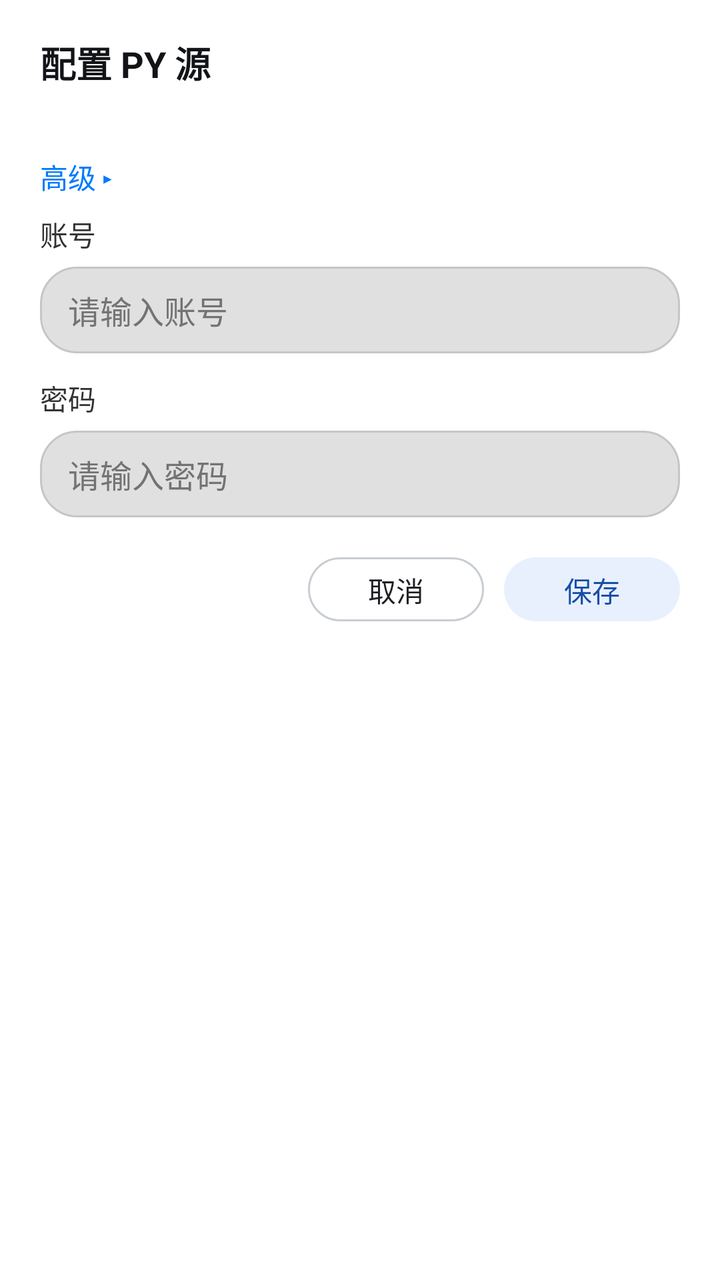
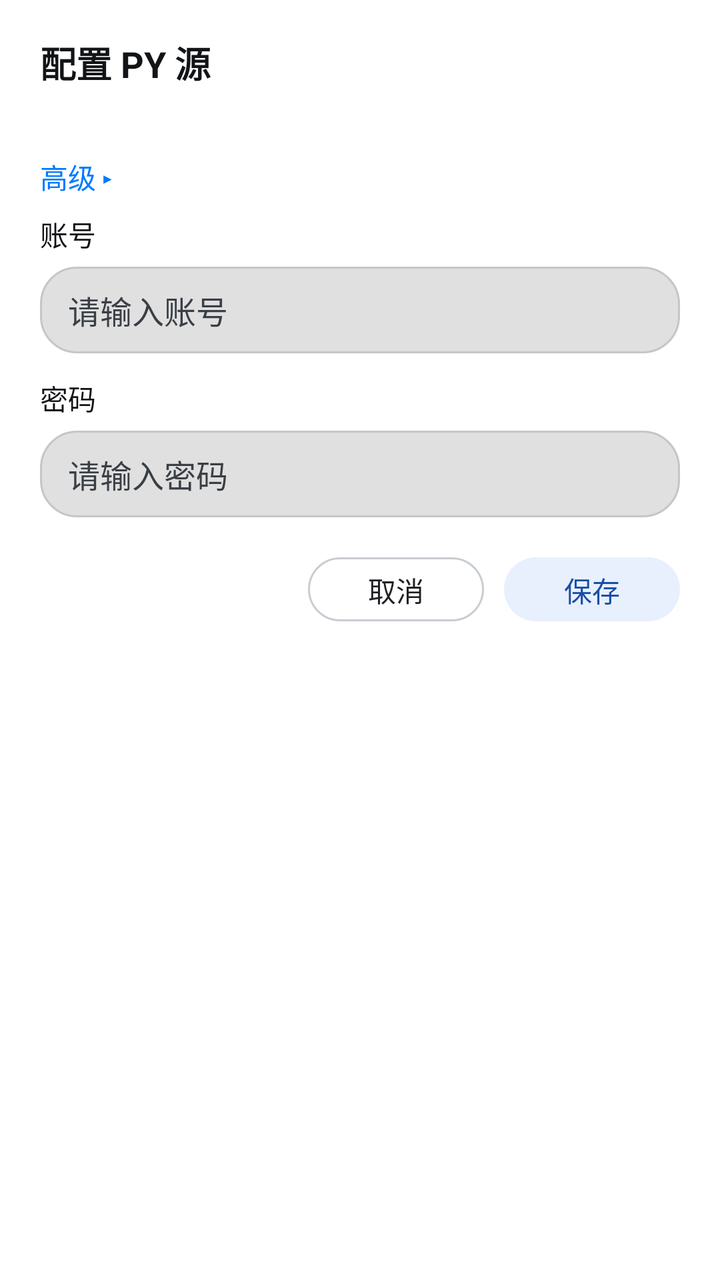

Two renders of the same Android screen: before a commit and after it. Below are the layout's source before the change and the commit's diff.
<!-- AndroidManifest.xml: another module's application theme Theme.App -->
<!-- res/layout/dialog_py_ext_config.xml -->
<?xml version="1.0" encoding="utf-8"?>
<androidx.appcompat.widget.LinearLayoutCompat xmlns:android="http://schemas.android.com/apk/res/android"
    xmlns:app="http://schemas.android.com/apk/res-auto"
    android:layout_width="match_parent"
    android:layout_height="wrap_content"
    android:background="@drawable/dialog_glass"
    android:orientation="vertical"
    android:paddingStart="20dp"
    android:paddingTop="18dp"
    android:paddingEnd="20dp"
    android:paddingBottom="16dp">

    <com.google.android.material.textview.MaterialTextView
        android:id="@+id/tv_title"
        android:layout_width="match_parent"
        android:layout_height="wrap_content"
        android:text="配置 PY 源"
        android:textColor="#121417"
        android:textSize="18sp"
        android:textStyle="bold" />

    <com.google.android.material.textview.MaterialTextView
        android:id="@+id/tv_script_name"
        android:layout_width="match_parent"
        android:layout_height="wrap_content"
        android:layout_marginTop="4dp"
        android:ellipsize="middle"
        android:singleLine="true"
        android:textColor="#4D4D4D"
        android:textSize="13sp" />

    <com.google.android.material.textview.MaterialTextView
        android:id="@+id/tv_toggle"
        android:layout_width="wrap_content"
        android:layout_height="wrap_content"
        android:layout_marginTop="8dp"
        android:paddingTop="4dp"
        android:paddingBottom="4dp"
        android:text="高级 ▸"
        android:textColor="#007AFF"
        android:textSize="14sp" />

    
    <androidx.appcompat.widget.LinearLayoutCompat
        android:id="@+id/box_simple"
        android:layout_width="match_parent"
        android:layout_height="wrap_content"
        android:layout_marginTop="4dp"
        android:orientation="vertical">

        <com.google.android.material.textview.MaterialTextView
            android:layout_width="wrap_content"
            android:layout_height="wrap_content"
            android:text="账号"
            android:textColor="#333333"
            android:textSize="14sp" />

        <EditText
            android:id="@+id/et_account"
            android:layout_width="match_parent"
            android:layout_height="wrap_content"
            android:layout_marginTop="6dp"
            android:background="@drawable/shape_dialog_glass_input"
            android:hint="请输入账号"
            android:inputType="text"
            android:maxLines="1"
            android:singleLine="true"
            android:textColor="#121417"
            android:textColorHint="#737373"
            android:textSize="16sp" />

        <com.google.android.material.textview.MaterialTextView
            android:layout_width="wrap_content"
            android:layout_height="wrap_content"
            android:layout_marginTop="12dp"
            android:text="密码"
            android:textColor="#333333"
            android:textSize="14sp" />

        <EditText
            android:id="@+id/et_password"
            android:layout_width="match_parent"
            android:layout_height="wrap_content"
            android:layout_marginTop="6dp"
            android:background="@drawable/shape_dialog_glass_input"
            android:hint="请输入密码"
            android:inputType="textPassword"
            android:maxLines="1"
            android:singleLine="true"
            android:textColor="#121417"
            android:textColorHint="#737373"
            android:textSize="16sp" />

    </androidx.appcompat.widget.LinearLayoutCompat>

    
    <androidx.appcompat.widget.LinearLayoutCompat
        android:id="@+id/box_advanced"
        android:layout_width="match_parent"
        android:layout_height="wrap_content"
        android:layout_marginTop="4dp"
        android:orientation="vertical"
        android:visibility="gone">

        <com.google.android.material.textview.MaterialTextView
            android:layout_width="wrap_content"
            android:layout_height="wrap_content"
            android:text="JSON 参数"
            android:textColor="#333333"
            android:textSize="14sp" />

        <EditText
            android:id="@+id/et_json"
            android:layout_width="match_parent"
            android:layout_height="wrap_content"
            android:layout_marginTop="6dp"
            android:background="@drawable/shape_dialog_glass_input"
            android:fontFamily="monospace"
            android:gravity="top|start"
            android:hint="{&quot;cookie&quot;: &quot;UID=xxx;CID=xxx;SEID=xxx;KID=xxx&quot;}"
            android:inputType="textMultiLine"
            android:minLines="4"
            android:textColor="#121417"
            android:textColorHint="#737373"
            android:textSize="13sp" />

    </androidx.appcompat.widget.LinearLayoutCompat>

    
    <androidx.appcompat.widget.LinearLayoutCompat
        android:layout_width="match_parent"
        android:layout_height="wrap_content"
        android:layout_marginTop="16dp"
        android:gravity="center_vertical"
        android:orientation="horizontal">

        <Space
            android:layout_width="0dp"
            android:layout_height="1dp"
            android:layout_weight="1" />

        <com.google.android.material.button.MaterialButton
            android:id="@+id/btn_cancel"
            style="@style/Widget.Material3.Button.OutlinedButton"
            android:layout_width="wrap_content"
            android:layout_height="40dp"
            android:minHeight="40dp"
            android:text="取消"
            android:textColor="@color/dialog_outlined_button_text"
            app:backgroundTint="@color/dialog_outlined_button_bg"
            app:strokeColor="@color/dialog_outlined_button_stroke" />

        <com.google.android.material.button.MaterialButton
            android:id="@+id/btn_save"
            style="@style/Widget.Material3.Button"
            android:layout_width="wrap_content"
            android:layout_height="40dp"
            android:layout_marginStart="10dp"
            android:minHeight="40dp"
            android:text="保存"
            android:textColor="@color/dialog_primary_button_text"
            app:backgroundTint="@color/dialog_primary_button_bg" />

    </androidx.appcompat.widget.LinearLayoutCompat>

</androidx.appcompat.widget.LinearLayoutCompat>
<!-- resources referenced by this layout -->
<resources>
  <!-- drawable dialog_glass (drawable) -->
  <?xml version="1.0" encoding="utf-8"?>
  <shape xmlns:android="http://schemas.android.com/apk/res/android"
      android:shape="rectangle">
      <solid android:color="#D9FFFFFF" />
      <stroke
          android:width="1dp"
          android:color="#33FFFFFF" />
      <corners android:radius="16dp" />
  </shape>
  <!-- drawable shape_dialog_glass_input (drawable) -->
  <?xml version="1.0" encoding="utf-8"?>
  <shape xmlns:android="http://schemas.android.com/apk/res/android"
      android:shape="rectangle">
  
      <corners android:radius="18dp" />
  
      <solid android:color="#E0E0E0" />
  
      <stroke
          android:width="1dp"
          android:color="#C6C6C6" />
  
      <padding
          android:bottom="10dp"
          android:left="14dp"
          android:right="14dp"
          android:top="10dp" />
  
  </shape>
  <style name="Theme.App" parent="Theme.XingChen">
          <item name="android:windowDisablePreview">true</item>
          <item name="android:windowSplashScreenBackground">#000000</item>
          <item name="android:windowBackground">#000000</item>
      </style>
  <style name="Theme.XingChen" parent="Theme.Material3.DayNight.NoActionBar">
          <item name="android:windowBackground">@android:color/transparent</item>
                <item name="android:colorBackground">@android:color/transparent</item>
          <item name="colorPrimary">#f0a400</item>
          <item name="colorPrimaryVariant">#c07f00</item>
          <item name="colorOnPrimary">@android:color/white</item>
      </style>
</resources>

<!-- the commit's change to res/layout/dialog_py_ext_config.xml (unified diff, before → after) -->
@@ -52,7 +52,7 @@
             android:layout_width="wrap_content"
             android:layout_height="wrap_content"
             android:text="账号"
-            android:textColor="#333333"
+            android:textColor="#101216"
             android:textSize="14sp" />
 
         <EditText
@@ -66,7 +66,7 @@
             android:maxLines="1"
             android:singleLine="true"
             android:textColor="#121417"
-            android:textColorHint="#737373"
+            android:textColorHint="#3A3F45"
             android:textSize="16sp" />
 
         <com.google.android.material.textview.MaterialTextView
@@ -74,7 +74,7 @@
             android:layout_height="wrap_content"
             android:layout_marginTop="12dp"
             android:text="密码"
-            android:textColor="#333333"
+            android:textColor="#101216"
             android:textSize="14sp" />
 
         <EditText
@@ -88,7 +88,7 @@
             android:maxLines="1"
             android:singleLine="true"
             android:textColor="#121417"
-            android:textColorHint="#737373"
+            android:textColorHint="#3A3F45"
             android:textSize="16sp" />
 
     </androidx.appcompat.widget.LinearLayoutCompat>
@@ -106,7 +106,7 @@
             android:layout_width="wrap_content"
             android:layout_height="wrap_content"
             android:text="JSON 参数"
-            android:textColor="#333333"
+            android:textColor="#101216"
             android:textSize="14sp" />
 
         <EditText
@@ -121,7 +121,7 @@
             android:inputType="textMultiLine"
             android:minLines="4"
             android:textColor="#121417"
-            android:textColorHint="#737373"
+            android:textColorHint="#3A3F45"
             android:textSize="13sp" />
 
     </androidx.appcompat.widget.LinearLayoutCompat>
